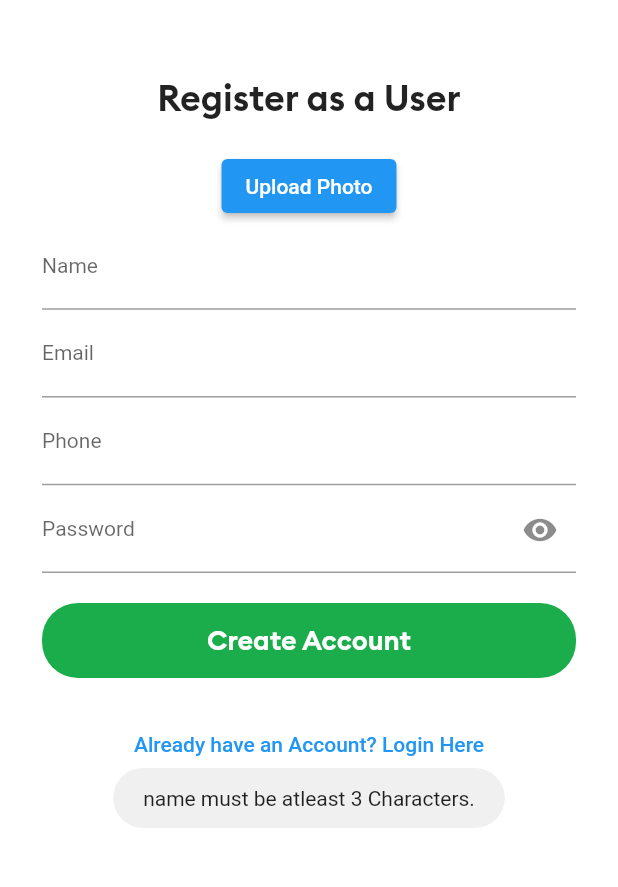
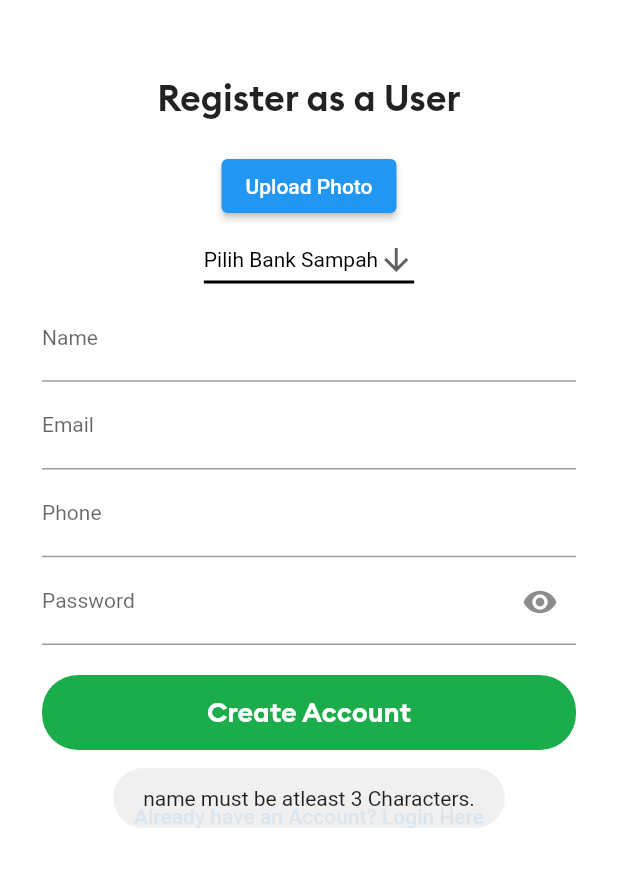
Before and after one commit to UmbuMFA/OjirAppClient1, a Flutter app: the RegisterationScreen screen opened by its route, after a tap on "Create Account", on a phone screen of 412 x 824 dp, the part 312-1199 px from its top. Run offline on Flutter 3.47's test engine with Material 2 defaults, Android fonts, the phone set to English and light mode, and no system bars; our stand-ins replace animated_text_kit, firebase_auth, firebase_core, firebase_database, firebase_storage, fluttertoast and 7 more; missing offline and left inert: dart_eval, flutter_barcode_scanner, flutter_geofire, flutter_polyline_points; accounts and stored records are empty; network calls fail.

Commit message:
update scan & bank sampah

```diff
--- a/lib/AllScreens/mainscreen.dart
+++ b/lib/AllScreens/mainscreen.dart
@@ -423,6 +423,7 @@ class _MainScreenState extends State<MainScreen> with TickerProviderStateMixin {
               ),
               GestureDetector(
                 onTap: () {
+                  AssistantMethods.getCurrentOnlineUserInfo();
                   Navigator.push(
                       context,
                       MaterialPageRoute(
--- a/lib/AllScreens/registerationScreen.dart
+++ b/lib/AllScreens/registerationScreen.dart
@@ -1,6 +1,7 @@
 import 'dart:io' as io;
 
 import 'package:firebase_auth/firebase_auth.dart';
+import 'package:firebase_database/firebase_database.dart';
 import 'package:firebase_storage/firebase_storage.dart';
 import 'package:flutter/material.dart';
 import 'package:fluttertoast/fluttertoast.dart';
@@ -31,6 +32,30 @@ class _RegisterationScreenState extends State<RegisterationScreen> {
   final FirebaseAuth _firebaseAuth = FirebaseAuth.instance;
 
   String photoText = "Upload Photo";
+  String chosenBankSampah = '';
+
+  List<DropdownMenuItem<String>> dropdowns = [];
+
+  void getBankSampah() async {
+    bankSampahRef.onValue.listen((event) {
+      for (DataSnapshot snapshot in event.snapshot.children) {
+        dropdowns.add(DropdownMenuItem<String>(
+          value: snapshot.child("id").value.toString(),
+          child: Text(snapshot.child("pemilik").value.toString()),
+        ));
+      }
+      setState(() {});
+    });
+  }
+
+  @override
+  void initState() {
+    getBankSampah();
+    dropdowns.add(const DropdownMenuItem<String>(
+      value: "",
+      child: Text("Pilih Bank Sampah"),
+    ));
+  }
 
   @override
   Widget build(BuildContext context) {
@@ -81,6 +106,22 @@ class _RegisterationScreenState extends State<RegisterationScreen> {
                         child: Text(photoText)),
                     const SizedBox(
                       height: 1.0,
+                    ),
+                    DropdownButton<String>(
+                      value: chosenBankSampah,
+                      icon: const Icon(Icons.arrow_downward),
+                      elevation: 16,
+                      style: const TextStyle(color: Colors.black),
+                      underline: Container(
+                        height: 2,
+                        color: Colors.black,
+                      ),
+                      onChanged: (String? newValue) {
+                        setState(() {
+                          chosenBankSampah = newValue!;
+                        });
+                      },
+                      items: dropdowns.toList(),
                     ),
                     TextField(
                       controller: nameTextEditingController,
@@ -185,6 +226,9 @@ class _RegisterationScreenState extends State<RegisterationScreen> {
                           displayToastMessage(
                               "Password must be atleast 6 Characters.",
                               context);
+                        } else if (chosenBankSampah.isEmpty) {
+                          displayToastMessage(
+                              "Bank Sampah is mandatory", context);
                         } else if (file == null) {
                           displayToastMessage("Please upload photo", context);
                         } else {
@@ -252,6 +296,7 @@ class _RegisterationScreenState extends State<RegisterationScreen> {
           "phone": phoneTextEditingController.text.trim(),
           "photo": photo,
           "poin": 0,
+          "bank_sampah": chosenBankSampah,
         };
 
         usersRef.child(firebaseUser.uid).set(userDataMap);
--- a/lib/main.dart
+++ b/lib/main.dart
@@ -14,6 +14,7 @@ void main() async {
   runApp(MyApp());
 }
 
+DatabaseReference bankSampahRef = FirebaseDatabase.instance.ref("bank_sampahs");
 DatabaseReference usersRef = FirebaseDatabase.instance.ref("users");
 DatabaseReference driversRef = FirebaseDatabase.instance.ref("drivers");
 DatabaseReference rideRequestRef =
```
Also changed, not shown: lib/AllScreens/scannerScreen.dart (+5 -5 lines).
